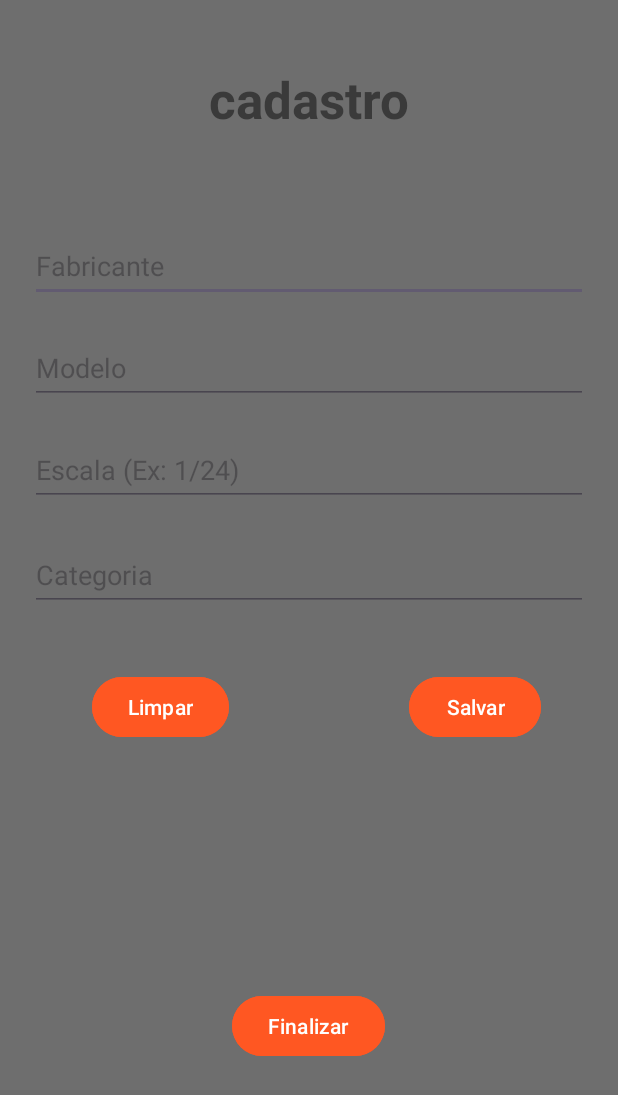
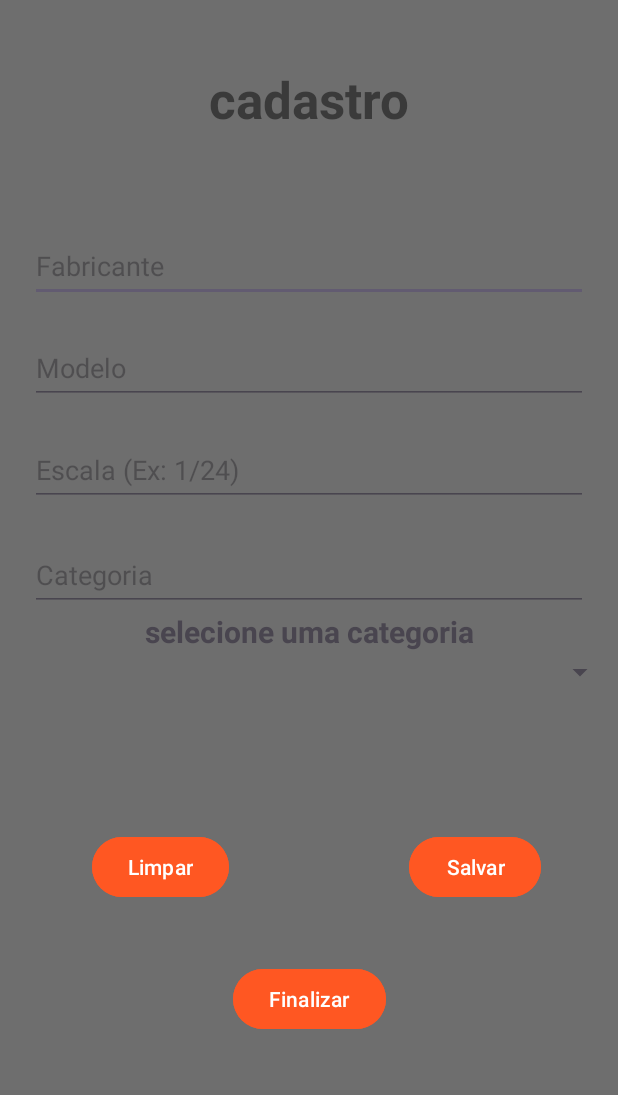
Before and after one commit to andreppc21/AndreCosta, an Android app: the screen it shows after launch (MainActivity), on a phone screen of 412 x 824 dp. Shown: the top 1095 px of the screen. Run offline under Robolectric (Android 15) with nearby library versions, the phone set to English and light mode, and no system bars.

Commit message:
refatoração do layout -spinner

```diff
--- a/APPE/app/src/main/res/layout/activity_main.xml
+++ b/APPE/app/src/main/res/layout/activity_main.xml
@@ -97,7 +97,20 @@
         app:layout_constraintHorizontal_bias="0.842"
         app:layout_constraintStart_toStartOf="parent"
         app:layout_constraintTop_toBottomOf="@+id/editCategoria"
-        app:layout_constraintVertical_bias="0.0" />
+        app:layout_constraintVertical_bias="0.325" />
+
+    <Button
+        android:id="@+id/btnFinalizar"
+        android:layout_width="wrap_content"
+        android:layout_height="wrap_content"
+        android:backgroundTint="@color/APPE"
+        android:text="@string/btn_txt_finalizar"
+        app:layout_constraintBottom_toBottomOf="parent"
+        app:layout_constraintEnd_toEndOf="parent"
+        app:layout_constraintHorizontal_bias="0.501"
+        app:layout_constraintStart_toStartOf="parent"
+        app:layout_constraintTop_toBottomOf="@+id/editCategoria"
+        app:layout_constraintVertical_bias="0.636" />
 
     <Button
         android:id="@+id/btnlimpar"
@@ -111,20 +124,30 @@
         app:layout_constraintHorizontal_bias="0.34"
         app:layout_constraintStart_toStartOf="parent"
         app:layout_constraintTop_toBottomOf="@+id/editCategoria"
-        app:layout_constraintVertical_bias="0.0" />
+        app:layout_constraintVertical_bias="0.325" />
 
-    <Button
-        android:id="@+id/btnFinalizar"
+    <Spinner
+        android:layout_width="409dp"
+        android:layout_height="wrap_content"
+        android:layout_marginStart="16dp"
+        android:layout_marginEnd="16dp"
+        app:layout_constraintBottom_toTopOf="@+id/btnlimpar"
+        app:layout_constraintEnd_toEndOf="parent"
+        app:layout_constraintStart_toStartOf="parent"
+        app:layout_constraintTop_toBottomOf="@+id/editCategoria"
+        app:layout_constraintVertical_bias="0.234" />
+
+    <TextView
+        android:id="@+id/txtListaSpinner"
         android:layout_width="wrap_content"
         android:layout_height="wrap_content"
-        android:backgroundTint="@color/APPE"
-        android:text="@string/btn_txt_finalizar"
-        app:layout_constraintBottom_toBottomOf="parent"
+        android:text="selecione uma categoria"
+        android:textSize="20sp"
+        android:textStyle="bold"
+        app:layout_constraintBottom_toTopOf="@+id/_dynamic"
         app:layout_constraintEnd_toEndOf="parent"
-        app:layout_constraintHorizontal_bias="0.498"
         app:layout_constraintStart_toStartOf="parent"
-        app:layout_constraintTop_toBottomOf="@+id/editCategoria"
-        app:layout_constraintVertical_bias="0.685" />
+        app:layout_constraintTop_toBottomOf="@+id/editCategoria" />
 
 
 </androidx.constraintlayout.widget.ConstraintLayout>
```
